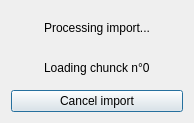
opendatasoft/qgis-ods-plugin, file cancel_import.ui: the form before one commit.
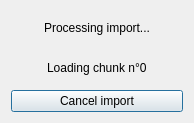
The form after the commit.

```diff
--- a/cancel_import.ui
+++ b/cancel_import.ui
@@ -30,7 +30,7 @@
    <item alignment="Qt::AlignHCenter">
     <widget class="QLabel" name="chunkLabel">
      <property name="text">
-      <string>Loading chunck n°0</string>
+      <string>Loading chunk n°0</string>
      </property>
     </widget>
    </item>
```
